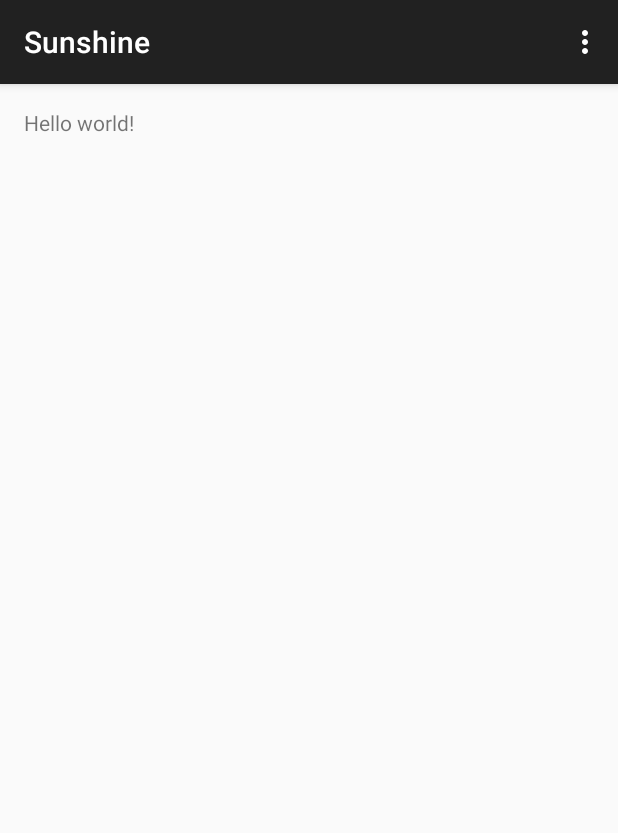
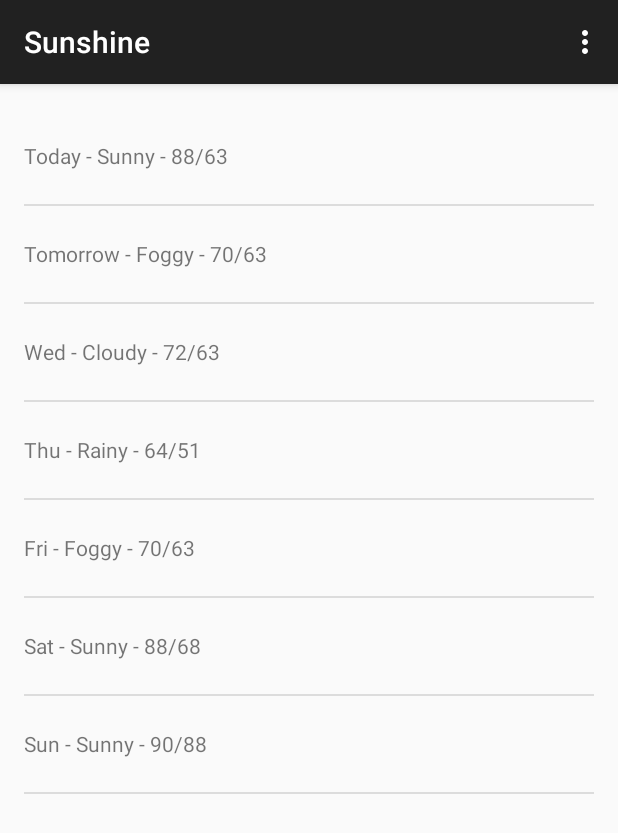
Before and after one commit to geordyp/Android-Tutorial, an Android app: the screen it shows after launch (MainActivity), on a phone screen of 412 x 824 dp. Shown: the top 833 px of the screen. Run offline under Robolectric (Android 15) with nearby library versions, the phone set to English and light mode, and no system bars.

```diff
--- a/app/build.gradle
+++ b/app/build.gradle
@@ -6,7 +6,7 @@ android {
 
     defaultConfig {
         applicationId "com.example.frogeo.sunshine.app"
-        minSdkVersion 10
+        minSdkVersion 11
         targetSdkVersion 22
         versionCode 1
         versionName "1.0"
--- a/app/src/main/java/com/example/frogeo/sunshine/app/MainActivityFragment.java
+++ b/app/src/main/java/com/example/frogeo/sunshine/app/MainActivityFragment.java
@@ -5,19 +5,49 @@ import android.os.Bundle;
 import android.view.LayoutInflater;
 import android.view.View;
 import android.view.ViewGroup;
+import android.widget.ArrayAdapter;
+import android.widget.ListView;
 
+import java.util.ArrayList;
+import java.util.Arrays;
+import java.util.List;
 
 /**
  * A placeholder fragment containing a simple view.
  */
 public class MainActivityFragment extends Fragment {
+    private ArrayAdapter<String> mForecastAdapter;
 
     public MainActivityFragment() {
     }
 
     @Override
-    public View onCreateView(LayoutInflater inflater, ViewGroup container,
-                             Bundle savedInstanceState) {
-        return inflater.inflate(R.layout.fragment_main, container, false);
+    public View onCreateView(LayoutInflater inflater, ViewGroup container, Bundle savedInstanceState) {
+        View rootView = inflater.inflate(R.layout.fragment_main, container, false);
+
+        String[] forecastArray = {
+                "Today - Sunny - 88/63",
+                "Tomorrow - Foggy - 70/63",
+                "Wed - Cloudy - 72/63",
+                "Thu - Rainy - 64/51",
+                "Fri - Foggy - 70/63",
+                "Sat - Sunny - 88/68",
+                "Sun - Sunny - 90/88"};
+        List<String> weekForecast = new ArrayList<String>(Arrays.asList(forecastArray));
+
+        mForecastAdapter = new ArrayAdapter<String>(
+                // The current context
+                getActivity(),
+                // ID of list item layout
+                R.layout.list_item_forecast,
+                // ID of the textview to populate
+                R.id.list_item_forecast_textview,
+                // Forecast data
+                weekForecast);
+
+        ListView listView = (ListView) rootView.findViewById(R.id.listview_forecast);
+        listView.setAdapter(mForecastAdapter);
+
+        return rootView;
     }
 }
--- a/app/src/main/res/layout/fragment_main.xml
+++ b/app/src/main/res/layout/fragment_main.xml
@@ -1,11 +1,13 @@
-<RelativeLayout xmlns:android="http://schemas.android.com/apk/res/android"
+<FrameLayout xmlns:android="http://schemas.android.com/apk/res/android"
     xmlns:tools="http://schemas.android.com/tools" android:layout_width="match_parent"
     android:layout_height="match_parent" android:paddingLeft="@dimen/activity_horizontal_margin"
     android:paddingRight="@dimen/activity_horizontal_margin"
     android:paddingTop="@dimen/activity_vertical_margin"
     android:paddingBottom="@dimen/activity_vertical_margin" tools:context=".MainActivityFragment">
 
-    <TextView android:text="@string/hello_world" android:layout_width="wrap_content"
-        android:layout_height="wrap_content" />
+    <ListView
+        android:layout_width="match_parent"
+        android:layout_height="match_parent"
+        android:id="@+id/listview_forecast" />
 
-</RelativeLayout>
+</FrameLayout>
--- /dev/null
+++ b/app/src/main/res/layout/list_item_forecast.xml
@@ -0,0 +1,10 @@
+<?xml version="1.0" encoding="utf-8"?>
+<TextView xmlns:android="http://schemas.android.com/apk/res/android"
+    android:layout_width="match_parent"
+    android:layout_height="wrap_content"
+    android:minHeight="?android:attr/listPreferredItemHeight"
+    android:gravity="center_vertical"
+    android:id="@+id/list_item_forecast_textview"
+    android:text="Today - Sunny - 88/66">
+
+</TextView>
```
Also changed, not shown: app/src/main/java/com/example/frogeo/sunshine/app/MainActivity.java (+10 -0 lines).
